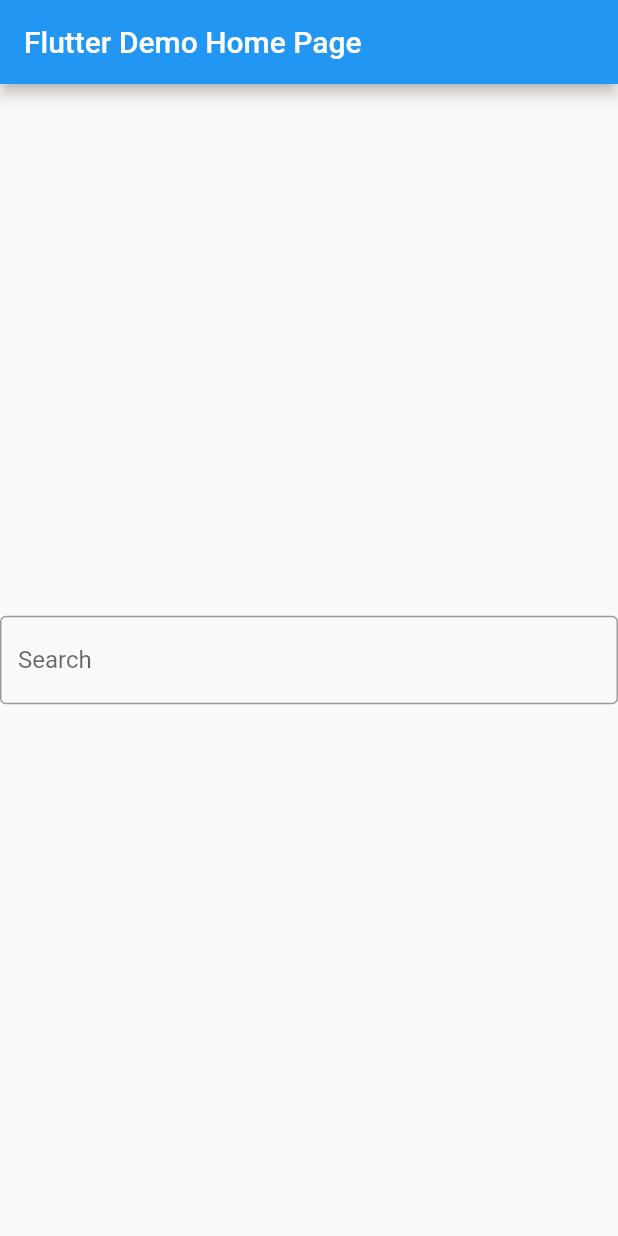
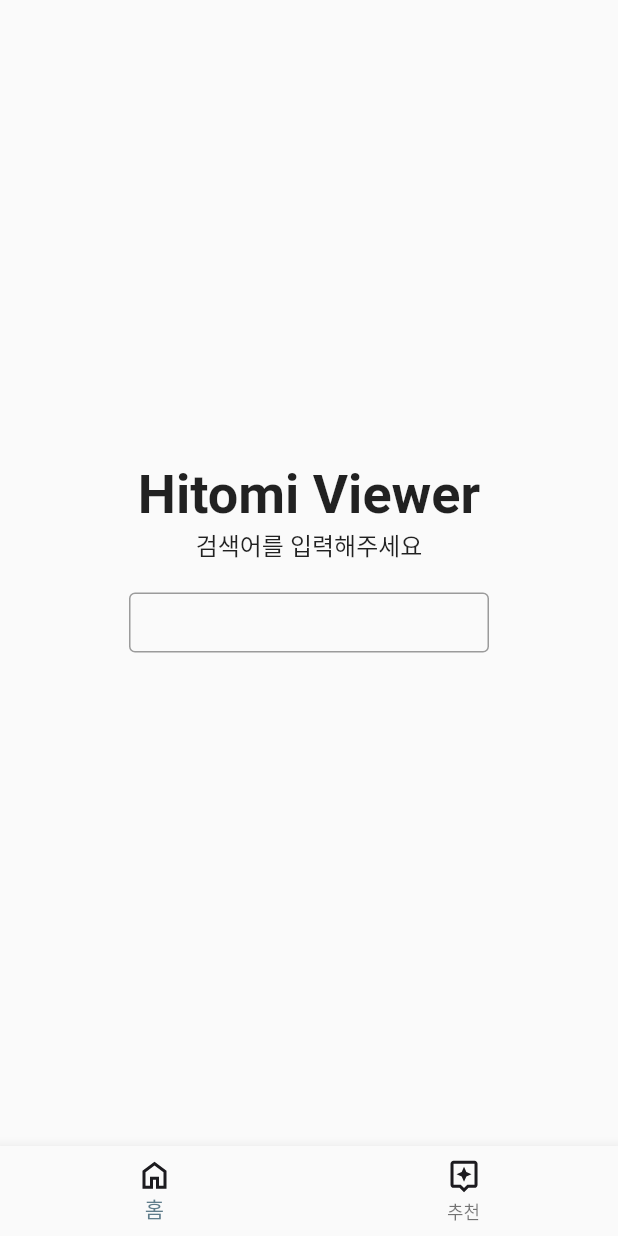
Before and after one commit to HitomiViewer/flutter, a Flutter app: the screen it shows after launch, on a phone screen of 412 x 824 dp. Run offline on Flutter 3.47's test engine with Material 2 defaults, Android fonts, the phone set to English and light mode, and no system bars; our stand-ins replace cached_network_image, flutter_svg; network calls fail.

Commit message:
update design

```diff
--- a/lib/screens/home.dart
+++ b/lib/screens/home.dart
@@ -1,26 +1,98 @@
 import 'package:flutter/material.dart';
+import 'package:flutter_svg/flutter_svg.dart';
 
 import 'hitomi.dart';
 
-class HomeScreen extends StatelessWidget {
-  final String title;
+GlobalKey homeScreenNavigator = GlobalKey(debugLabel: 'home_btm_nav');
 
-  const HomeScreen({Key? key, required this.title}) : super(key: key);
+class HomeScreen extends StatefulWidget {
+  const HomeScreen({Key? key}) : super(key: key);
+
+  @override
+  HomeScreenState createState() => HomeScreenState();
+}
+
+class HomeScreenState extends State<HomeScreen> {
+  int _index = 0;
+
+  final List<Widget> _screens = const [
+    SearchScreen(),
+    HitomiScreen(),
+  ];
+
+  void _onTap(int index) {
+    setState(() {
+      _index = index;
+    });
+  }
 
   @override
   Widget build(BuildContext context) {
     return Scaffold(
-      appBar: AppBar(
-        title: Text(title),
+      body: SafeArea(
+        child: IndexedStack(
+          index: _index,
+          children: _screens,
         ),
+      ),
+      bottomNavigationBar: BottomNavigationBar(
+        key: homeScreenNavigator,
+        items: [
+          BottomNavigationBarItem(
+            icon: SvgPicture.asset(
+              'assets/icons/home.svg',
+            ),
+            label: '홈',
+          ),
+          BottomNavigationBarItem(
+            icon: SvgPicture.asset(
+              'assets/icons/suggest.svg',
+            ),
+            label: '추천',
+          ),
+        ],
+        currentIndex: _index,
+        onTap: _onTap,
+      ),
+    );
+  }
+}
+
+class SearchScreen extends StatelessWidget {
+  const SearchScreen({Key? key}) : super(key: key);
+
+  @override
+  Widget build(BuildContext context) {
+    return Scaffold(
       body: Center(
         child: Column(
           mainAxisAlignment: MainAxisAlignment.center,
           children: <Widget>[
-            TextField(
+            const Text(
+              'Hitomi Viewer',
+              style: TextStyle(
+                fontSize: 36,
+                fontWeight: FontWeight.w700,
+              ),
+            ),
+            const Text(
+              '검색어를 입력해주세요',
+              style: TextStyle(
+                fontSize: 16,
+                fontWeight: FontWeight.w400,
+              ),
+            ),
+            Container(
+              margin: const EdgeInsets.symmetric(vertical: 20),
+              height: 40,
+              child: IntrinsicWidth(
+                child: Container(
+                  constraints: const BoxConstraints(
+                    minWidth: 240,
+                  ),
+                  child: TextField(
                     decoration: const InputDecoration(
                       border: OutlineInputBorder(),
-                labelText: 'Search',
                     ),
                     onSubmitted: (String query) {
                       Navigator.pushNamed(
@@ -30,6 +102,9 @@
                       );
                     },
                   ),
+                ),
+              ),
+            ),
           ],
         ),
       ),
--- a/pubspec.yaml
+++ b/pubspec.yaml
@@ -36,6 +36,7 @@
   cupertino_icons: ^1.0.2
   http: ^0.13.5
   cached_network_image: ^3.2.3
+  flutter_svg: ^2.0.5
 
 dev_dependencies:
   flutter_test:
@@ -60,7 +61,10 @@
   uses-material-design: true
 
   # To add assets to your application, add an assets section, like this:
-  # assets:
+  assets:
+    - assets/images/
+    - assets/fonts/
+    - assets/icons/
   #   - images/a_dot_burr.jpeg
   #   - images/a_dot_ham.jpeg
 
```
Also changed, not shown: lib/main.dart (+9 -3 lines), lib/screens/hitomi.dart (+7 -7 lines), assets/icons/down.svg (added), assets/icons/home.svg (added), assets/icons/suggest.svg (added), pubspec.lock. Lines whose indentation alone changed are shown as unchanged.
